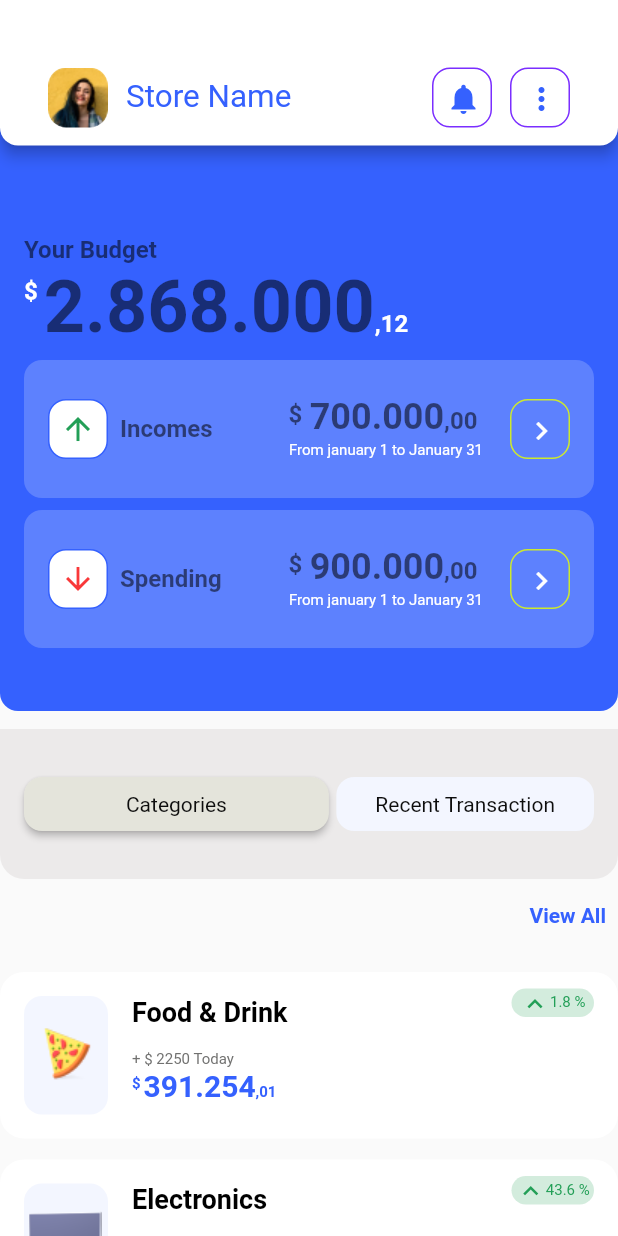
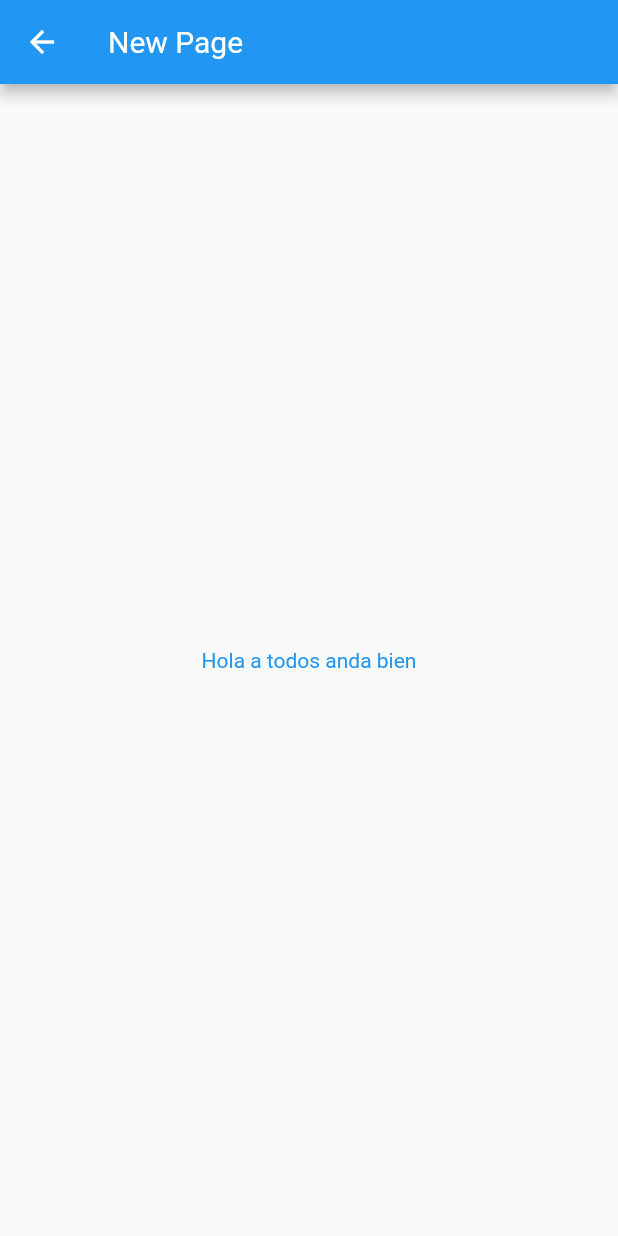
Before and after one commit to jsarmiento1985/flutter_002_weincode, a Flutter app: the screen it shows after launch, after a tap on "View All", on a phone screen of 412 x 824 dp. Run offline on Flutter 3.47's test engine with Material 3 defaults, Android fonts, the light colour scheme and no system bars.

Commit message:
capitulo 4-2

```diff
--- /dev/null
+++ b/lib/config/app_routes.dart
@@ -0,0 +1,6 @@
+class AppRoutes {
+  AppRoutes._();
+  static const String home = '/';
+  static const String newPage = 'new-page';
+  static const String otherPage = 'other-page';
+}
--- /dev/null
+++ b/lib/models/user.dart
@@ -0,0 +1,6 @@
+class User {
+  final String name;
+  final int age;
+
+  User({required this.name, required this.age});
+}
--- a/lib/pages/app.dart
+++ b/lib/pages/app.dart
@@ -1,6 +1,10 @@
 import "package:flutter/material.dart";
+import "package:flutter_002/config/app_routes.dart";
 import "package:flutter_002/design/themes.dart";
+import "package:flutter_002/models/user.dart";
 import "package:flutter_002/pages/home_page.dart";
+import "package:flutter_002/pages/new_pages.dart";
+import "package:flutter_002/pages/other_page.dart";
 
 class WeinFluApp extends StatelessWidget {
   const WeinFluApp({super.key});
@@ -8,11 +12,28 @@ class WeinFluApp extends StatelessWidget {
   @override
   Widget build(BuildContext context) {
     return MaterialApp(
-        debugShowCheckedModeBanner: false,
-        title: 'Flutter Demo',
-        theme: WeinFluThemes.defaultTheme,
-        home: const HomePage(
-          key: Key('home page'),
-        ));
+      debugShowCheckedModeBanner: false,
+      title: 'Flutter Demo',
+      theme: WeinFluThemes.defaultTheme,
+      /* home: const HomePage(
+        key: Key('home page'),
+      ),*/
+      /* routes: {
+        AppRoutes.newPage: (context) => const NewPage(),
+        AppRoutes.otherPage: (context) => const OtherPage(),
+        AppRoutes.home: (context) => const HomePage(),
+      },*/
+
+      onGenerateRoute: (settings) {
+        switch (settings.name) {
+          case AppRoutes.newPage:
+            return MaterialPageRoute(builder: (context) => const NewPage());
+          case AppRoutes.otherPage:
+            return MaterialPageRoute(builder: (context) =>  OtherPage(userData: settings.arguments as User));
+          default:
+            return MaterialPageRoute(builder: (context) => const HomePage());
+        }
+      },
+    );
   }
 }
--- a/lib/pages/home_page.dart
+++ b/lib/pages/home_page.dart
@@ -14,7 +14,7 @@ class HomePage extends StatefulWidget {
 }
 
 class _HomePageState extends State<HomePage> {
-  var buttonStyleInactive = ElevatedButton.styleFrom(
+  ButtonStyle buttonStyleInactive = ElevatedButton.styleFrom(
       elevation: 0,
       backgroundColor: WeinFluColors.brandSecondaryColor,
       shadowColor: WeinFluColors.brandLigthDarkColor,
@@ -22,7 +22,7 @@ class _HomePageState extends State<HomePage> {
         borderRadius: BorderRadius.circular(12), // <-- Radius
       ));
 
-  var buttonStyleActive = ElevatedButton.styleFrom(
+  ButtonStyle buttonStyleActive = ElevatedButton.styleFrom(
       backgroundColor: WeinFluColors.brandMidGreyColor,
       shape: RoundedRectangleBorder(
         borderRadius: BorderRadius.circular(12), // <-- Radius
--- /dev/null
+++ b/lib/pages/new_pages.dart
@@ -0,0 +1,21 @@
+import 'package:flutter/material.dart';
+import 'package:flutter_002/config/app_routes.dart';
+import 'package:flutter_002/models/user.dart';
+
+class NewPage extends StatelessWidget {
+  const NewPage({super.key});
+  @override
+  Widget build(BuildContext context) {
+    final userData = User(name: "James", age: 38);
+    return Scaffold(
+        appBar: AppBar(
+          title: const Text("New Page"),
+        ),
+        body: Center(
+            child: TextButton(
+          onPressed: () => Navigator.of(context)
+              .pushReplacementNamed(AppRoutes.otherPage, arguments: userData),
+          child: const Text("Hola a todos anda bien"),
+        )));
+  }
+}
--- a/lib/widgets/categories_widget.dart
+++ b/lib/widgets/categories_widget.dart
@@ -1,5 +1,6 @@
 import "package:flutter/material.dart";
 import "package:flutter_002/design/colors.dart";
+
 import "package:flutter_002/widgets/custom_money_display.dart";
 
 class CategoriesWidget extends StatelessWidget {
@@ -18,7 +19,7 @@ class CategoriesWidget extends StatelessWidget {
                 color: Color.fromRGBO(53, 97, 254, 1)),
           ),
           onPressed: () {
-            print('presionaste click');
+            Navigator.of(context).pushNamed('new-page');
           },
         ),
         const ProductDetailCard(
```
Also changed, not shown: lib/pages/other_page.dart (added, +22 -0 lines).
